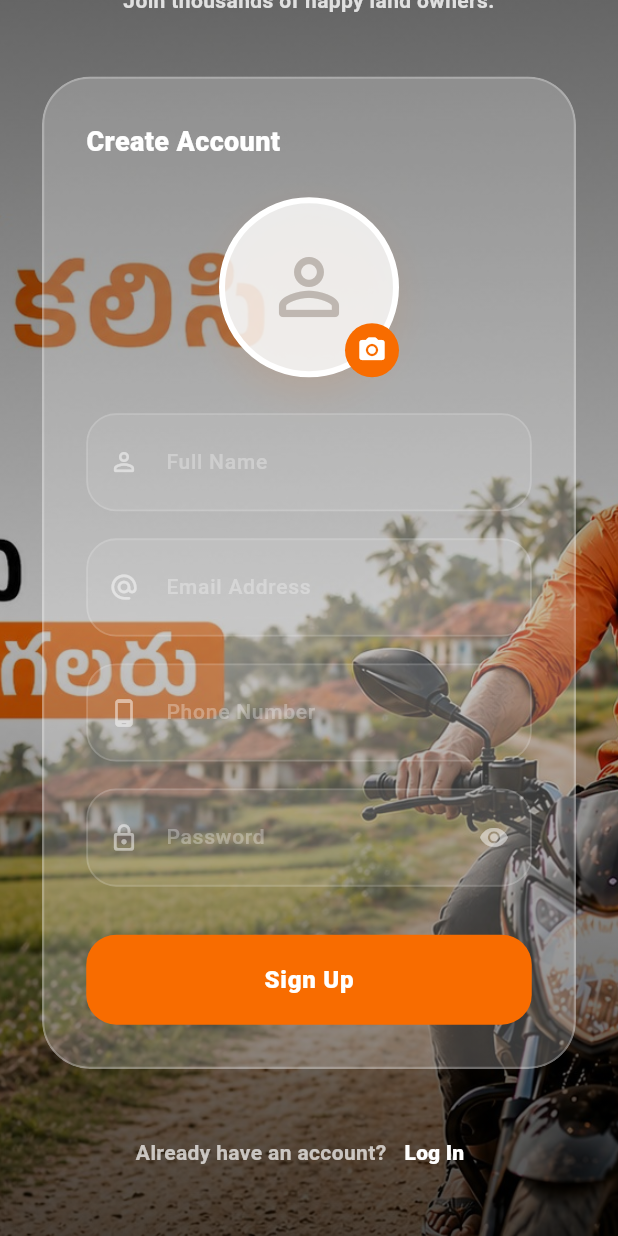
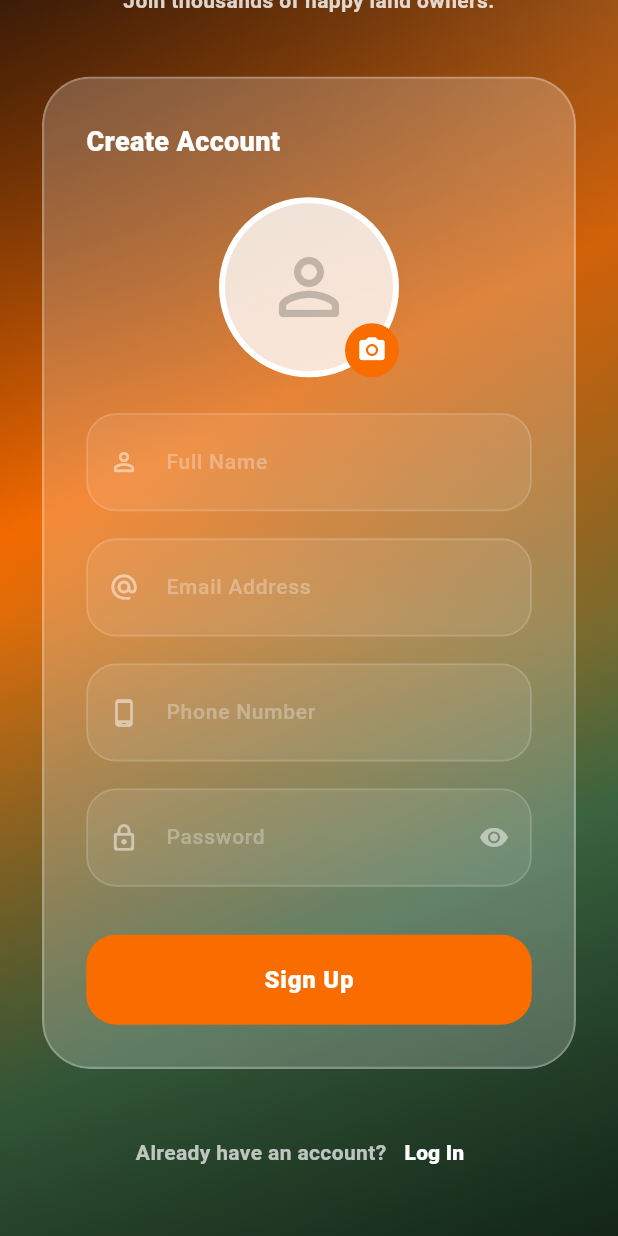
Before and after one commit to vikalpxpaliwal-dev/garuda_user, a Flutter app: the SignupPage screen opened by its route, scrolled down 208 dp, on a phone screen of 412 x 824 dp. Run offline on Flutter 3.47's test engine with Material 3 defaults, Android fonts, the phone set to English and light mode, and no system bars; our stand-ins replace cached_network_image, chewie, dio, equatable, flutter_bloc, flutter_secure_storage and 5 more; accounts and stored records are empty; network calls fail.

Commit message:
Fix logout navigation, image fallbacks, and auth UI polish.
Force light mode, replace auth backgrounds with a branded gradient, show empty image placeholders when loads fail, and fix logout dialog navigation to prevent an empty go_router stack.

Co-authored-by: Cursor <cursoragent@cursor.com>

```diff
--- a/lib/features/auth/presentation/widgets/auth_flow_scaffold.dart
+++ b/lib/features/auth/presentation/widgets/auth_flow_scaffold.dart
@@ -2,19 +2,16 @@ import 'dart:ui';
 
 import 'package:flutter/material.dart';
 import 'package:flutter/services.dart';
-import 'package:garuda_user_app/core/constants/app_assets.dart';
 import 'package:garuda_user_app/core/theme/app_colors.dart';
 import 'package:garuda_user_app/core/utils/platform_blur.dart';
 import 'package:garuda_user_app/core/widgets/app_content_width.dart';
 
-/// Shared auth flow layout: asset background, gradient, keyboard-safe scroll.
+/// Shared auth flow layout: gradient background, keyboard-safe scroll.
 class AuthFlowScaffold extends StatelessWidget {
   const AuthFlowScaffold({
     required this.child,
     super.key,
   });
-
-  static const String backgroundAsset = AppAssets.authBackground;
 
   final Widget child;
 
@@ -27,22 +24,40 @@ class AuthFlowScaffold extends StatelessWidget {
       body: Stack(
         fit: StackFit.expand,
         children: <Widget>[
-          Image.asset(
-            backgroundAsset,
-            fit: BoxFit.cover,
-            errorBuilder: (context, error, stackTrace) {
-              return ColoredBox(
-                color: AppColors.primaryOrange.withValues(alpha: 0.85),
-              );
-            },
+          const DecoratedBox(
+            decoration: BoxDecoration(
+              gradient: LinearGradient(
+                colors: <Color>[
+                  Color(0xFF4A2208),
+                  AppColors.deepOrange,
+                  AppColors.forestGreen,
+                  Color(0xFF1A3320),
+                ],
+                begin: Alignment.topLeft,
+                end: Alignment.bottomRight,
+                stops: <double>[0.0, 0.35, 0.72, 1.0],
+              ),
+            ),
+          ),
+          DecoratedBox(
+            decoration: BoxDecoration(
+              gradient: RadialGradient(
+                center: Alignment.topRight,
+                radius: 1.1,
+                colors: <Color>[
+                  AppColors.warmAmber.withValues(alpha: 0.22),
+                  Colors.transparent,
+                ],
+              ),
+            ),
           ),
           DecoratedBox(
             decoration: BoxDecoration(
               gradient: LinearGradient(
                 colors: <Color>[
-                  Colors.black.withValues(alpha: 0.6),
-                  Colors.black.withValues(alpha: 0.3),
-                  Colors.black.withValues(alpha: 0.7),
+                  Colors.black.withValues(alpha: 0.18),
+                  Colors.transparent,
+                  Colors.black.withValues(alpha: 0.28),
                 ],
                 begin: Alignment.topCenter,
                 end: Alignment.bottomCenter,
--- a/lib/features/auth/presentation/widgets/profile_image_picker.dart
+++ b/lib/features/auth/presentation/widgets/profile_image_picker.dart
@@ -118,6 +118,7 @@ class ProfileImagePicker extends StatelessWidget {
       return Image.file(
         File(selectedImage!.path),
         fit: BoxFit.cover,
+        errorBuilder: (context, error, stackTrace) => _buildPlaceholder(),
       );
     } else if (currentImageUrl != null && currentImageUrl!.isNotEmpty) {
       return Image.network(
--- a/lib/features/profile/presentation/widgets/profile_wishlist_panel.dart
+++ b/lib/features/profile/presentation/widgets/profile_wishlist_panel.dart
@@ -141,7 +141,7 @@ class _ProfileHeader extends StatelessWidget {
         ),
         actions: [
           TextButton(
-            onPressed: () => Navigator.pop(context),
+            onPressed: () => Navigator.pop(dialogContext),
             child: const Text(
               'CANCEL',
               style: TextStyle(
@@ -156,7 +156,7 @@ class _ProfileHeader extends StatelessWidget {
             margin: const EdgeInsets.only(left: 8),
             child: ElevatedButton(
               onPressed: () {
-                Navigator.pop(context);
+                Navigator.pop(dialogContext);
                 context.read<AuthBloc>().add(UserLoggedOut());
               },
               style: ElevatedButton.styleFrom(
--- a/pubspec.yaml
+++ b/pubspec.yaml
@@ -1,7 +1,7 @@
 name: garuda_user_app
 description: A production-ready Flutter scaffold for the Garuda Lands app.
 publish_to: 'none'
-version: 1.0.8+10
+version: 1.0.9+11
 
 environment:
   sdk: ^3.9.2
```
Also changed, not shown: lib/app.dart (+20 -3 lines), lib/features/profile/presentation/widgets/profile_tracking_cart.dart (+23 -11 lines), lib/features/profile/presentation/widgets/profile_visits_primary.dart (+23 -11 lines), lib/features/search/presentation/widgets/search_listing_card.dart (+21 -18 lines), lib/features/splash/presentation/pages/splash_page.dart (+0 -10 lines).
